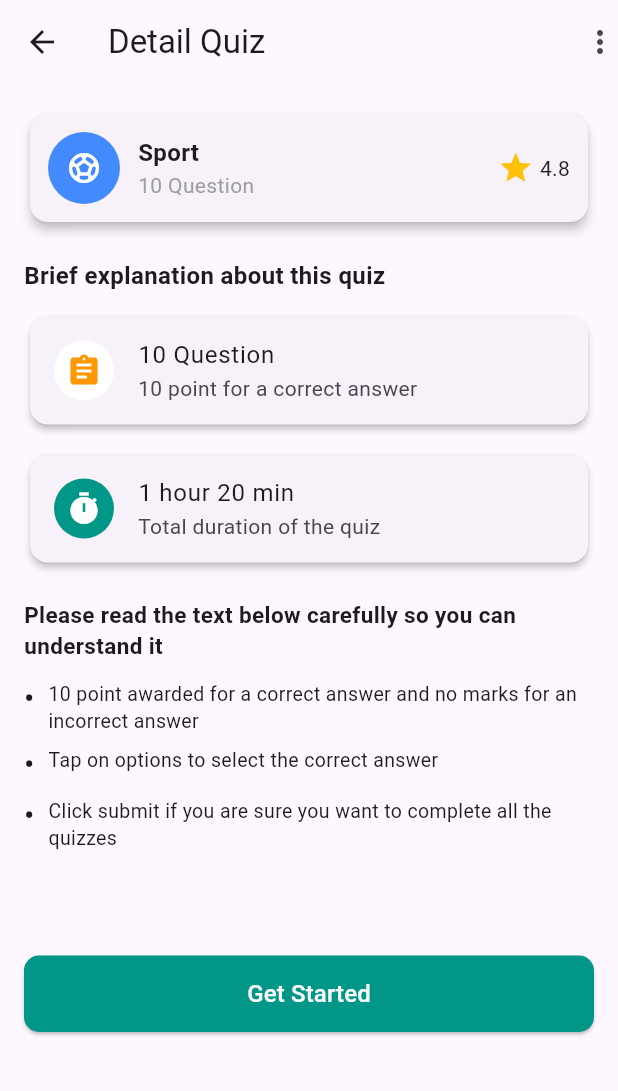
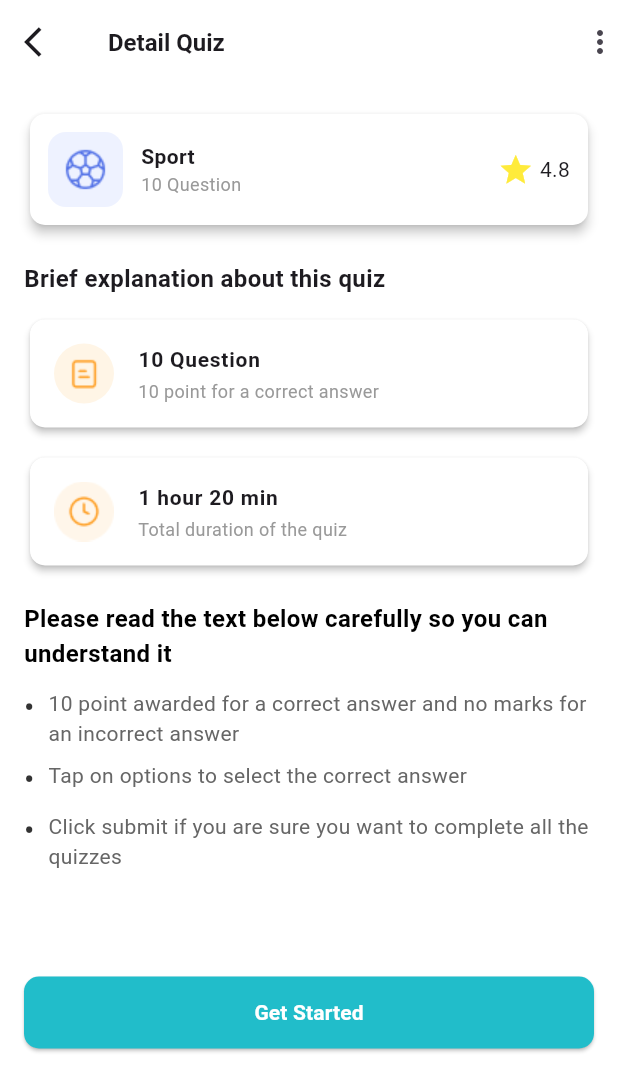
Before and after one commit to faizakiran6357/quiz-app, a Flutter app: the screen it shows after launch, on a phone screen of 412 x 824 dp. Shown: the top 1091 px of the screen. Run offline on Flutter 3.47's test engine with Material 3 defaults, Android fonts, the phone set to English and light mode, and no system bars.

Commit message:
Added Detail screen UI

```diff
--- a/lib/Detail _Screen.dart
+++ b/lib/Detail _Screen.dart
@@ -6,15 +6,23 @@ class DetailScreen extends StatelessWidget {
   @override
   Widget build(BuildContext context) {
     return Scaffold(
+      backgroundColor: Color(0xFFFFFFFF),
       appBar: AppBar(
-        title:  Text("Detail Quiz"),
+        backgroundColor: Color(0xFFFFFFFF),
+        title: Text(
+          "Detail Quiz",
+          style: TextStyle(
+            fontSize: 16,
+            fontWeight: FontWeight.w600,
+          ),
+        ),
         leading: IconButton(
-          icon:  Icon(Icons.arrow_back),
+          icon: Icon(Icons.arrow_back_ios),
           onPressed: () {
             Navigator.pop(context);
           },
         ),
-        actions:[
+        actions: [
           Icon(Icons.more_vert),
         ],
       ),
@@ -23,40 +31,69 @@ class DetailScreen extends StatelessWidget {
         child: Column(
           crossAxisAlignment: CrossAxisAlignment.start,
           children: [
+            // Quiz Card
             Card(
+              color:Color(0xFFFFFFFF),
               shape: RoundedRectangleBorder(
-                  borderRadius: BorderRadius.circular(12)),
+                  borderRadius: BorderRadius.circular(10)),
+
               elevation: 3,
               child: Padding(
-                padding: const EdgeInsets.all(12),
+                padding: EdgeInsets.all(12),
                 child: Row(
                   mainAxisAlignment: MainAxisAlignment.spaceBetween,
                   children: [
                     Row(
                       children: [
-                         CircleAvatar(
-                          radius: 24,
-                          backgroundColor: Colors.blueAccent,
-                          child: Icon(Icons.sports_soccer, color: Colors.white),
+                          Container(
+                                  height: 50,
+                                  width:  50,
+                               decoration: BoxDecoration(
+                              color: Color(0xFFEEF2FF),
+                             borderRadius: BorderRadius.circular(12),
+                                  ),
+                              child: Center(
+                              child: Image.asset(
+                             "assests/sport.png",
+                               height: 40,
+                               width:  40,
+                             ),
+                           ),
                           ),
                         SizedBox(width: 12),
                         Column(
                           crossAxisAlignment: CrossAxisAlignment.start,
                           children: [
-                            Text("Sport",
+                            Text(
+                              "Sport",
                               style: TextStyle(
-                                    fontSize: 16, fontWeight: FontWeight.bold)),
-                            Text("10 Question",
-                                style: TextStyle(color: Colors.grey)),
+                                fontSize: 14,
+                                fontWeight: FontWeight.w600,
+                              ),
+                            ),
+                            Text(
+                              "10 Question",
+                              style: TextStyle(
+                                fontSize: 12,
+                                fontWeight: FontWeight.w400,
+                                color: Color(0xFF999999),
+                              ),
+                            ),
                           ],
                         ),
                       ],
                     ),
                     Row(
                       children: [
-                        Icon(Icons.star, color: Colors.amber),
+                        Icon(Icons.star, color: Colors.yellow),
                         SizedBox(width: 4),
-                        Text("4.8"),
+                        Text(
+                          "4.8",
+                          style: TextStyle(
+                            fontSize: 14,
+                            fontWeight: FontWeight.w400,
+                          ),
+                        ),
                       ],
                     ),
                   ],
@@ -65,99 +102,197 @@ class DetailScreen extends StatelessWidget {
             ),
 
             SizedBox(height: 20),
+
+            // Brief explanation
             Text(
               "Brief explanation about this quiz",
-              style: TextStyle(fontSize: 16, fontWeight: FontWeight.bold),
+              style: TextStyle(
+                fontSize: 16,
+                fontWeight: FontWeight.w600,
+              ),
             ),
             SizedBox(height: 12),
 
+            // Card 1
             Card(
+              color:Color(0xFFFFFFFF),
               shape: RoundedRectangleBorder(
-                  borderRadius: BorderRadius.circular(12)),
+                  borderRadius: BorderRadius.circular(10)),
+
               elevation: 2,
-              child: ListTile(
-                leading: CircleAvatar(
-                  backgroundColor: Colors.white,
-                  child: Icon(Icons.assignment, color: Colors.orange),
+            child : ListTile(
+            leading: SizedBox(
+                       height: 40,
+                       width: 40,
+                 child: Container(
+                decoration: const BoxDecoration(
+                  color: Color(0xFFFFF5E6),
+                   shape: BoxShape.circle,
                ),
-                title:  Text("10 Question"),
-                subtitle:  Text("10 point for a correct answer"),
+                child: Center(
+                    child: Image.asset(
+                          "assests/assignment.png",
+                              height: 24,
+                               width: 24,
+                         ),
+                    ),
+                 ),
+              ),
+                title: Text(
+                  "10 Question",
+                  style: TextStyle(
+                    fontSize: 14,
+                    fontWeight: FontWeight.w600,
+                  ),
+                ),
+                subtitle: Text(
+                  "10 point for a correct answer",
+                  style: TextStyle(
+                    fontSize: 12,
+                    fontWeight: FontWeight.w400,
+                    color: Color(0xFF999999),
+                  ),
+                ),
               ),
             ),
 
             SizedBox(height: 12),
 
+            // Card 2
             Card(
+              color:Color(0xFFFFFFFF),
               shape: RoundedRectangleBorder(
-                  borderRadius: BorderRadius.circular(12)),
+                  borderRadius: BorderRadius.circular(10)),
+
               elevation: 2,
               child: ListTile(
-                leading: CircleAvatar(
-                  backgroundColor: Colors.teal,
-                  child: Icon(Icons.timer, color: Colors.white),
+              leading: SizedBox(
+                       height: 40,
+                       width: 40,
+                 child: Container(
+                decoration: const BoxDecoration(
+                   shape: BoxShape.circle,
                ),
-                title: Text("1 hour 20 min"),
-                subtitle: Text("Total duration of the quiz"),
+                child: Center(
+                    child: Image.asset(
+                          "assests/timer.png",
+                              height: 40,
+                              width: 40,
+                         ),
+                    ),
+                 ),
+              ),
+                title: Text(
+                  "1 hour 20 min",
+                  style: TextStyle(
+                    fontSize: 14,
+                    fontWeight: FontWeight.w600,
+                  ),
+                ),
+                subtitle: Text(
+                  "Total duration of the quiz",
+                  style: TextStyle(
+                    fontSize: 12,
+                    fontWeight: FontWeight.w400,
+                    color: Color(0xFF999999),
+                  ),
+                ),
               ),
             ),
 
             SizedBox(height: 20),
 
-     // instructions text
-       Column(
+            // Instructions
+            Text(
+              "Please read the text below carefully so you can understand it",
+              style: TextStyle(
+                fontWeight: FontWeight.w600,
+                fontSize: 16,
+                color: Colors.black,
+              ),
+            ),
+            SizedBox(height: 12),
+
+            // First point
+            Row(
               crossAxisAlignment: CrossAxisAlignment.start,
               children: [
                 Text(
-      "Please read the text below carefully so you can understand it",
-      style: TextStyle(fontWeight: FontWeight.bold, fontSize: 15),
+                  "•  ",
+                  style: TextStyle(
+                    fontSize: 18,
+                    fontWeight: FontWeight.bold,
+                    color: Color(0xFF333333),
                   ),
-      SizedBox(height: 12),
-
-    //First point
-    Row(
-      crossAxisAlignment: CrossAxisAlignment.start,
-      children:[
-        Text("•  ", style: TextStyle(fontSize: 18, fontWeight: FontWeight.bold)),
+                ),
                 Expanded(
                   child: Text(
                     "10 point awarded for a correct answer and no marks for an incorrect answer",
-            style: TextStyle(fontSize: 13, height: 1.4),
+                    style: TextStyle(
+                      fontSize: 14,
+                      fontWeight: FontWeight.w400,
+                      height: 1.4,
+                      color: Color(0xFF666666),
+                    ),
                   ),
                 ),
               ],
             ),
             SizedBox(height: 8),
 
-    //Second point
+            // Second point
             Row(
               crossAxisAlignment: CrossAxisAlignment.start,
-      children:[
-        Text("•  ", style: TextStyle(fontSize: 18, fontWeight: FontWeight.bold)),
+              children: [
+                Text(
+                  "•  ",
+                  style: TextStyle(
+                    fontSize: 18,
+                    fontWeight: FontWeight.bold,
+                    color: Color(0xFF333333),
+                  ),
+                ),
                 Expanded(
                   child: Text(
                     "Tap on options to select the correct answer",
-            style: TextStyle(fontSize: 13, height: 1.4),
+                    style: TextStyle(
+                      fontSize: 14,
+                      fontWeight: FontWeight.w400,
+                      height: 1.4,
+                      color: Color(0xFF666666),
+                    ),
                   ),
                 ),
               ],
             ),
             SizedBox(height: 8),
 
-    //Third point
+            // Third point
             Row(
               crossAxisAlignment: CrossAxisAlignment.start,
-      children:[
-        Text("•  ", style: TextStyle(fontSize: 18, fontWeight: FontWeight.bold)),
+              children: [
+                Text(
+                  "•  ",
+                  style: TextStyle(
+                    fontSize: 18,
+                    fontWeight: FontWeight.bold,
+                    color: Color(0xFF333333),
+                  ),
+                ),
                 Expanded(
                   child: Text(
                     "Click submit if you are sure you want to complete all the quizzes",
-            style: TextStyle(fontSize: 13, height: 1.4),
+                    style: TextStyle(
+                      fontSize: 14,
+                      fontWeight: FontWeight.w400,
+                      height: 1.4,
+                      color: Color(0xFF666666),
+                    ),
                   ),
                 ),
               ],
             ),
-  ],
-),
+
             SizedBox(height: 70),
 
             // Button
@@ -165,18 +300,21 @@ class DetailScreen extends StatelessWidget {
               width: double.infinity,
               child: ElevatedButton(
                 onPressed: () {
-
                 },
                 style: ElevatedButton.styleFrom(
-                  backgroundColor: Colors.teal,
+                  backgroundColor: Color(0xFF21BDCA),
                   padding: EdgeInsets.symmetric(vertical: 14),
                   shape: RoundedRectangleBorder(
                     borderRadius: BorderRadius.circular(10),
                   ),
                 ),
-                child:Text(
+                child: Text(
                   "Get Started",
-                  style: TextStyle(fontSize: 16, color: Colors.white),
+                  style: TextStyle(
+                    fontSize: 14,
+                    fontWeight: FontWeight.w600,
+                    color: Color(0xFFFFFFFF),
+                  ),
                 ),
               ),
             ),
```
Also changed, not shown: pubspec.yaml (+4 -3 lines), assests/assignment.png (added), assests/sport.png (added), assests/timer.png (added). Lines whose indentation alone changed are shown as unchanged.
